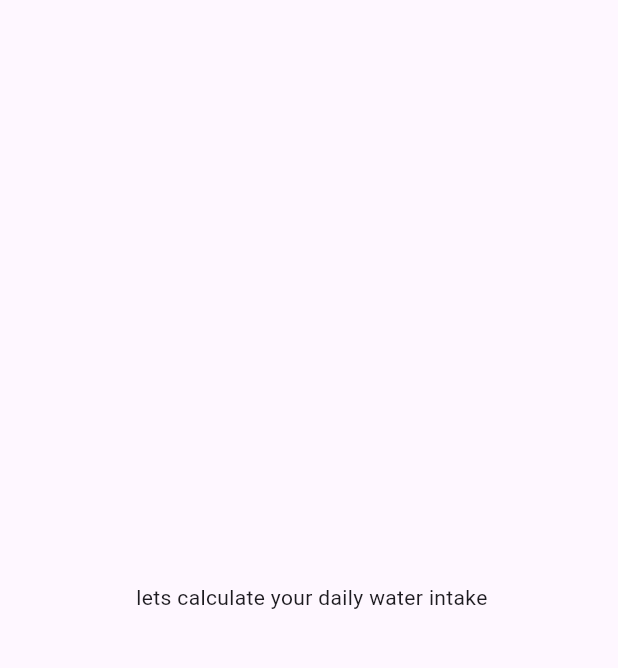
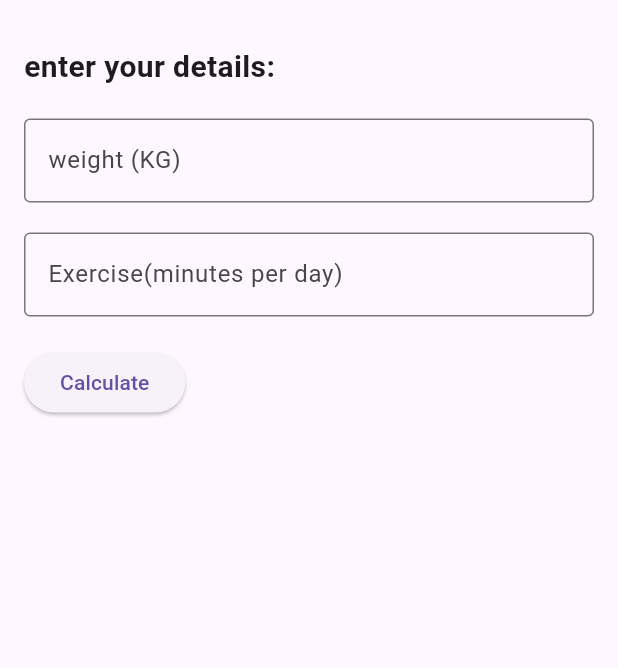
Before and after one commit to hassibhajj/hydrobuddy, a Flutter app: the screen it shows after launch, on a phone screen of 412 x 824 dp, the part 63-731 px from its top. Run offline on Flutter 3.47's test engine with Material 3 defaults, Android fonts, the phone set to English and light mode, and no system bars.

Commit message:
created root widget for the app and the water intake page. added 2 editing textcontroller objects, replaced the old body with a colomn layout and added textfeelds, apdding and spacing. added variables to store the result and convert them to numbers, added the water intake formula and displayed it on the screen.

```diff
--- a/lib/main.dart
+++ b/lib/main.dart
@@ -25,15 +25,63 @@ class WaterIntakePage extends StatefulWidget {
 }
 
 class _WaterIntakePageState extends State<WaterIntakePage> {
+  final TextEditingController weightController = TextEditingController();
+  final TextEditingController exerciseController = TextEditingController();
+  double? totalWater;
   @override
   Widget build(BuildContext context) {
     return  Scaffold(
       appBar: AppBar(
         title: const Text("HydroBuddy - Water Intake"),
       ),
-        body: const Center(
-          child: Text(" lets calculate your daily water intake"),
-        ),
+        body: Padding(
+          padding: const EdgeInsets.all(16.0),
+          child: Column(
+            crossAxisAlignment: CrossAxisAlignment.start,
+            children: [
+              Text(
+                "enter your details:",
+                style: TextStyle(fontSize: 20, fontWeight: FontWeight.bold),
+              ),
+              SizedBox(height:20),
+                TextField(
+                  controller: weightController,
+                  keyboardType: TextInputType.number,
+                  decoration: InputDecoration(
+                    labelText: "weight (KG)",
+                    border: OutlineInputBorder(),
+                  ),
+                ),
+              SizedBox( height: 20),
+              TextField(
+                controller : exerciseController,
+                keyboardType: TextInputType.number,
+                decoration: InputDecoration(
+                  labelText: "Exercise(minutes per day)",
+                  border: OutlineInputBorder(),
+                ),
+              ),
+              SizedBox(height: 20),
+              ElevatedButton(
+                onPressed: () {
+                  final double weight = double.tryParse(
+                      weightController.text) ?? 0;
+                  final double exercise = double.tryParse(
+                      exerciseController.text) ?? 0;
+
+                  final double baseline = weight * 0.033;
+                  final double extra = (exercise / 30) * 0.035;
+                  final double result = baseline + extra;
+                  setState(() {
+                    totalWater = result;
+                  });
+                },
+                child: const Text("Calculate"),
+              )
+            ],
+
+          )
+        )
 
     );
   }
```
